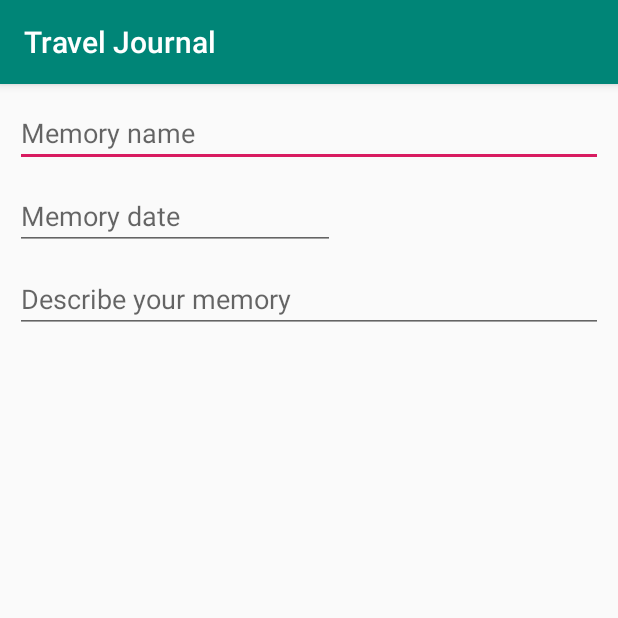
After one commit to disi1/TravelJournal, an Android app: the fragment NewMemory shown on its own in the app's theme, on a phone screen of 412 x 824 dp, the top half of it. The commit adds this screen. Run offline under Robolectric (Android 15) with nearby library versions, the phone set to English and light mode, and no system bars; our stand-ins replace data binding.

Commit message:
updated experience fr and added memory fr

```diff
--- a/app/src/main/AndroidManifest.xml
+++ b/app/src/main/AndroidManifest.xml
@@ -9,7 +9,8 @@
         android:roundIcon="@mipmap/ic_launcher_round"
         android:supportsRtl="true"
         android:theme="@style/AppTheme">
-        <activity android:name=".MainActivity">
+        <activity android:name=".MainActivity"
+            android:windowSoftInputMode="adjustPan">
             <intent-filter>
                 <action android:name="android.intent.action.MAIN" />
 
--- /dev/null
+++ b/app/src/main/java/com/example/traveljournal/NewMemory.kt
@@ -0,0 +1,28 @@
+package com.example.traveljournal
+
+
+import android.os.Bundle
+import androidx.fragment.app.Fragment
+import android.view.LayoutInflater
+import android.view.View
+import android.view.ViewGroup
+import androidx.databinding.DataBindingUtil
+import com.example.traveljournal.databinding.FragmentNewMemoryBinding
+
+/**
+ * A simple [Fragment] subclass.
+ */
+class NewMemory : Fragment() {
+
+    override fun onCreateView(
+        inflater: LayoutInflater, container: ViewGroup?,
+        savedInstanceState: Bundle?
+    ): View? {
+        val binding: FragmentNewMemoryBinding = DataBindingUtil.inflate(
+            inflater, R.layout.fragment_new_memory, container, false
+        )
+        return binding.root
+    }
+
+
+}
--- a/app/src/main/res/layout/activity_main.xml
+++ b/app/src/main/res/layout/activity_main.xml
@@ -13,7 +13,9 @@
             android:layout_width="match_parent"
             android:layout_height="match_parent"
             app:defaultNavHost="true"
-            app:navGraph="@navigation/navigation"></fragment>
+            app:navGraph="@navigation/navigation"
+            tools:layout_editor_absoluteX="41dp"
+            tools:layout_editor_absoluteY="110dp" />
 
     </androidx.constraintlayout.widget.ConstraintLayout>
 </layout>
--- /dev/null
+++ b/app/src/main/res/layout/fragment_new_memory.xml
@@ -0,0 +1,58 @@
+<?xml version="1.0" encoding="utf-8"?>
+<layout xmlns:android="http://schemas.android.com/apk/res/android"
+    xmlns:app="http://schemas.android.com/apk/res-auto"
+    xmlns:tools="http://schemas.android.com/tools"
+    tools:context=".NewMemory">
+
+    <ScrollView
+        android:layout_width="match_parent"
+        android:layout_height="match_parent">
+
+        <androidx.constraintlayout.widget.ConstraintLayout
+            android:layout_width="match_parent"
+            android:layout_height="wrap_content">
+
+            <com.google.android.material.textfield.TextInputEditText
+                android:id="@+id/memoryNameEditText"
+                android:layout_width="match_parent"
+                android:layout_height="wrap_content"
+                android:layout_marginStart="10dp"
+                android:layout_marginTop="10dp"
+                android:layout_marginEnd="10dp"
+                android:hint="@string/memoryName"
+                app:layout_constraintEnd_toEndOf="parent"
+                app:layout_constraintStart_toStartOf="parent"
+                app:layout_constraintTop_toTopOf="parent" />
+
+            <EditText
+                android:id="@+id/memoryDateEditText"
+                android:layout_width="wrap_content"
+                android:layout_height="wrap_content"
+                android:layout_marginStart="10dp"
+                android:layout_marginTop="10dp"
+                android:ems="10"
+                android:hint="@string/memoryDate"
+                android:importantForAutofill="no"
+                android:inputType="date"
+                app:layout_constraintBottom_toBottomOf="parent"
+                app:layout_constraintEnd_toEndOf="parent"
+                app:layout_constraintHorizontal_bias="0.0"
+                app:layout_constraintStart_toStartOf="parent"
+                app:layout_constraintTop_toBottomOf="@+id/memoryNameEditText"
+                app:layout_constraintVertical_bias="0.0" />
+
+            <com.google.android.material.textfield.TextInputEditText
+                android:id="@+id/memoryContent"
+                android:layout_width="match_parent"
+                android:layout_height="wrap_content"
+                android:layout_marginStart="10dp"
+                android:layout_marginTop="10dp"
+                android:layout_marginEnd="10dp"
+                android:hint="@string/describeMemory"
+                app:layout_constraintEnd_toEndOf="parent"
+                app:layout_constraintStart_toStartOf="parent"
+                app:layout_constraintTop_toBottomOf="@+id/memoryDateEditText" />
+
+        </androidx.constraintlayout.widget.ConstraintLayout>
+    </ScrollView>
+</layout>
```
Also changed, not shown: app/src/main/java/com/example/traveljournal/Experience.kt (added, +28 -0 lines), app/src/main/java/com/example/traveljournal/Journey.kt (added, +28 -0 lines), app/src/main/java/com/example/traveljournal/NewExperience.kt (added, +30 -0 lines), app/src/main/java/com/example/traveljournal/NewJourney.kt (+0 -7 lines), app/src/main/res/layout/fragment_experience.xml (added, +95 -0 lines), app/src/main/res/layout/fragment_journey.xml (added, +97 -0 lines), app/src/main/res/layout/fragment_journeys.xml (+19 -1 lines), app/src/main/res/layout/fragment_new_experience.xml (added, +88 -0 lines), app/src/main/res/layout/fragment_new_journey.xml (+27 -43 lines), app/src/main/res/navigation/navigation.xml (+21 -0 lines), app/src/main/res/values/strings.xml (+14 -0 lines).
